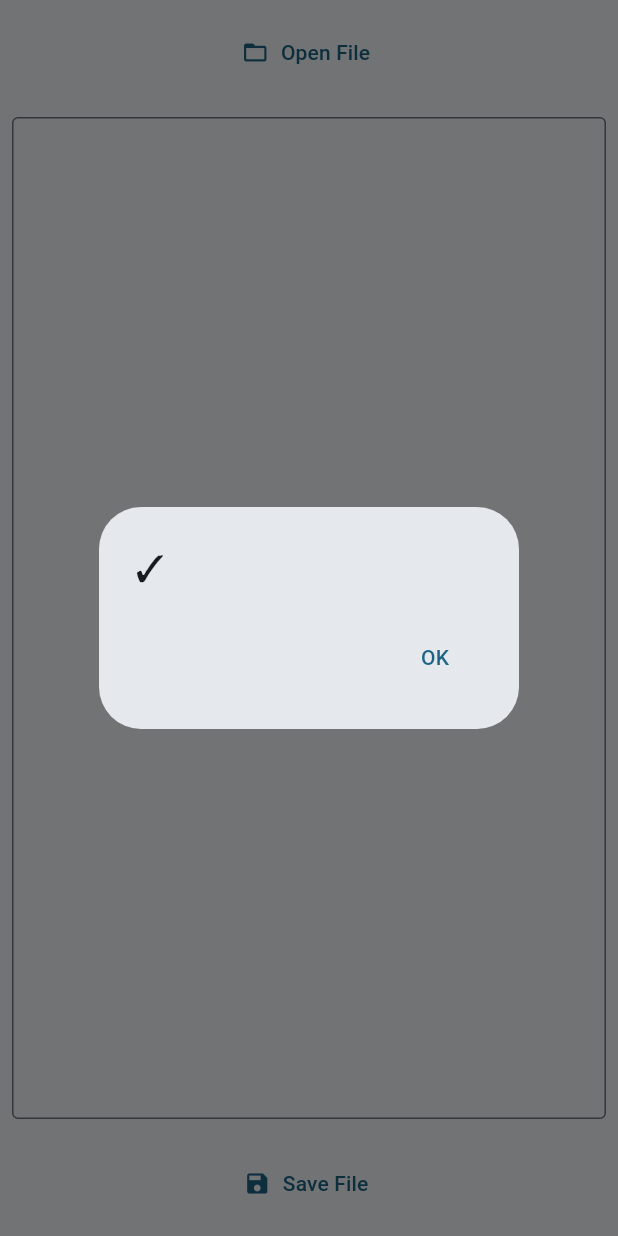
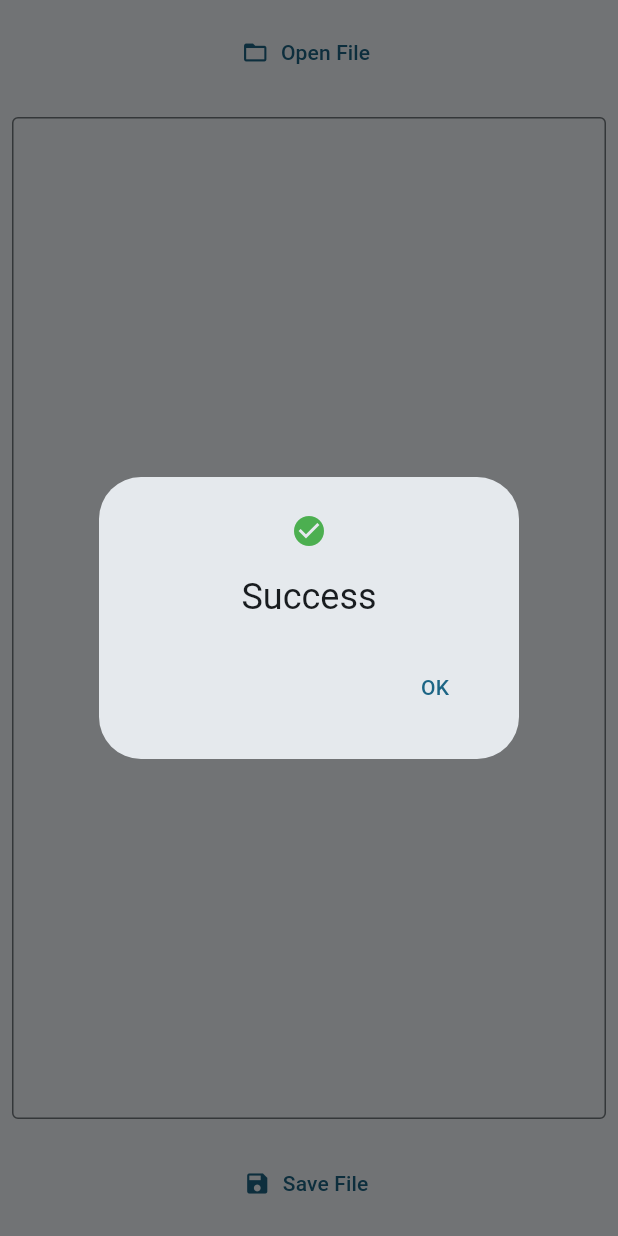
Before and after one commit to igorfs10/fluru_tools, a Flutter app: the Base64Page screen opened directly, after a tap on "Save File", on a phone screen of 412 x 824 dp. Run offline on Flutter 3.47's test engine with Material 3 defaults, Android fonts, the phone set to English and light mode, and no system bars; our stand-ins replace csv, file_picker, package_info_plus, web, yaml.

```diff
--- a/lib/l10n/app_en.arb
+++ b/lib/l10n/app_en.arb
@@ -82,5 +82,11 @@
   "@openFile": {},
 
   "saveFile": "Save File",
-  "@saveFile": {}
+  "@saveFile": {},
+
+  "success": "Success",
+  "@success": {},
+
+  "error": "Error",
+  "@error": {}
 }
--- a/lib/l10n/app_localizations.dart
+++ b/lib/l10n/app_localizations.dart
@@ -248,6 +248,18 @@ abstract class AppLocalizations {
   /// In en, this message translates to:
   /// **'Save File'**
   String get saveFile;
+
+  /// No description provided for @success.
+  ///
+  /// In en, this message translates to:
+  /// **'Success'**
+  String get success;
+
+  /// No description provided for @error.
+  ///
+  /// In en, this message translates to:
+  /// **'Error'**
+  String get error;
 }
 
 class _AppLocalizationsDelegate
--- a/lib/l10n/app_localizations_en.dart
+++ b/lib/l10n/app_localizations_en.dart
@@ -94,4 +94,10 @@ class AppLocalizationsEn extends AppLocalizations {
 
   @override
   String get saveFile => 'Save File';
+
+  @override
+  String get success => 'Success';
+
+  @override
+  String get error => 'Error';
 }
--- a/lib/l10n/app_localizations_pt.dart
+++ b/lib/l10n/app_localizations_pt.dart
@@ -94,6 +94,12 @@ class AppLocalizationsPt extends AppLocalizations {
 
   @override
   String get saveFile => 'Salvar Arquivo';
+
+  @override
+  String get success => 'Sucesso';
+
+  @override
+  String get error => 'Erro';
 }
 
 /// The translations for Portuguese, as used in Brazil (`pt_BR`).
@@ -186,4 +192,10 @@ class AppLocalizationsPtBr extends AppLocalizationsPt {
 
   @override
   String get saveFile => 'Salvar Arquivo';
+
+  @override
+  String get success => 'Sucesso';
+
+  @override
+  String get error => 'Erro';
 }
--- a/lib/l10n/app_pt.arb
+++ b/lib/l10n/app_pt.arb
@@ -81,5 +81,11 @@
   "@openFile": {},
 
   "saveFile": "Salvar Arquivo",
-  "@saveFile": {}
+  "@saveFile": {},
+
+  "success": "Sucesso",
+  "@success": {},
+
+  "error": "Erro",
+  "@error": {}
 }
--- a/lib/l10n/app_pt_BR.arb
+++ b/lib/l10n/app_pt_BR.arb
@@ -81,5 +81,11 @@
   "@openFile": {},
 
   "saveFile": "Salvar Arquivo",
-  "@saveFile": {}
+  "@saveFile": {},
+
+  "success": "Sucesso",
+  "@success": {},
+
+  "error": "Erro",
+  "@error": {}
 }
--- a/lib/pages/base64_page.dart
+++ b/lib/pages/base64_page.dart
@@ -60,7 +60,8 @@ class _Base64PageState extends State<Base64Page> {
         showDialog(
           context: ctx,
           builder: (dialogContext) => AlertDialog(
-            title: Text('✓'),
+            title: Text(AppLocalizations.of(context)!.success),
+            icon: Icon(Icons.check_circle, color: Colors.green),
             actions: [
               TextButton(
                 onPressed: () => Navigator.of(dialogContext).pop(),
@@ -75,7 +76,8 @@ class _Base64PageState extends State<Base64Page> {
         showDialog(
           context: ctx,
           builder: (dialogContext) => AlertDialog(
-            title: Text('X'),
+            title: Text(AppLocalizations.of(context)!.error),
+            icon: Icon(Icons.error, color: Colors.red),
             content: Text('$e'),
             actions: [
               TextButton(
```
Also changed, not shown: lib/pages/start_page.dart (+18 -8 lines).
